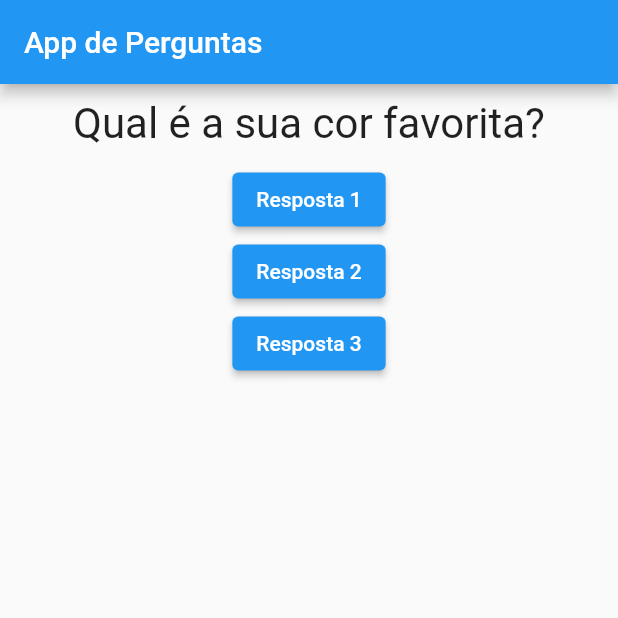
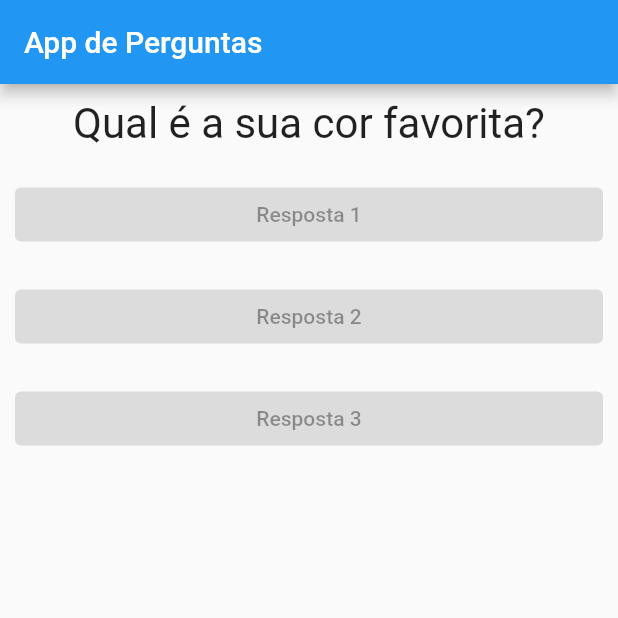
Before and after one commit to CharlesEdu07/QuestionsApp, a Flutter app: the screen it shows after launch, on a phone screen of 412 x 824 dp, the top half of it. Run offline on Flutter 3.47's test engine with Material 2 defaults, Android fonts, the phone set to English and light mode, and no system bars.

Commit message:
Criando widget answer

```diff
--- /dev/null
+++ b/lib/answer.dart
@@ -0,0 +1,22 @@
+import 'package:flutter/material.dart';
+import 'package:flutter/src/widgets/framework.dart';
+import 'package:flutter/src/widgets/placeholder.dart';
+import 'package:questions_project/question.dart';
+
+class Answer extends StatelessWidget {
+  final String text;
+
+  Answer(this.text);
+
+  @override
+  Widget build(BuildContext context) {
+    return Container(
+      width: double.infinity,
+      margin: EdgeInsets.all(10),
+      child: ElevatedButton(
+        child: Text(text),
+        onPressed: null,
+      ),
+    );
+  }
+}
--- a/lib/main.dart
+++ b/lib/main.dart
@@ -1,5 +1,6 @@
 import 'package:flutter/material.dart';
 import './question.dart';
+import './answer.dart';
 
 void main() => runApp(QuestionApp());
 
@@ -29,18 +30,9 @@ class _QuestionAppState extends State<QuestionApp> {
         body: Column(
           children: [
             Question(questions[_questionIndex]),
-            ElevatedButton(
-              child: Text('Resposta 1'),
-              onPressed: _answerQuestion,
-            ),
-            ElevatedButton(
-              child: Text('Resposta 2'),
-              onPressed: _answerQuestion,
-            ),
-            ElevatedButton(
-              child: Text('Resposta 3'),
-              onPressed: _answerQuestion,
-            )
+            Answer("Resposta 1"),
+            Answer("Resposta 2"),
+            Answer("Resposta 3"),
           ],
         ),
       )
```
